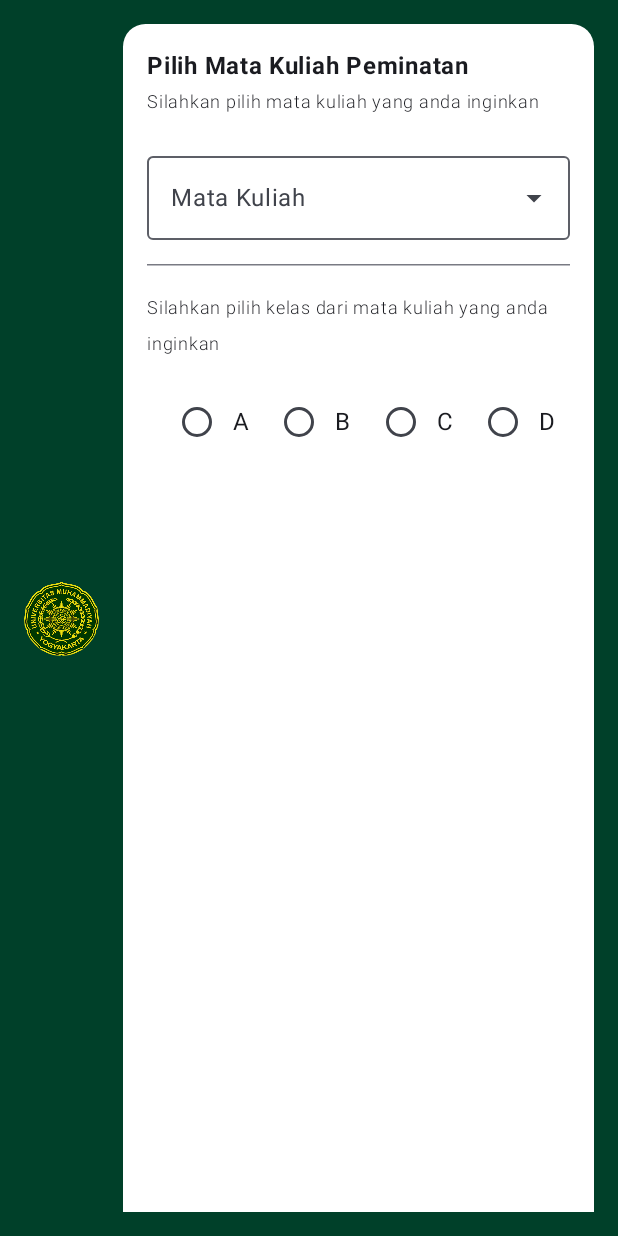
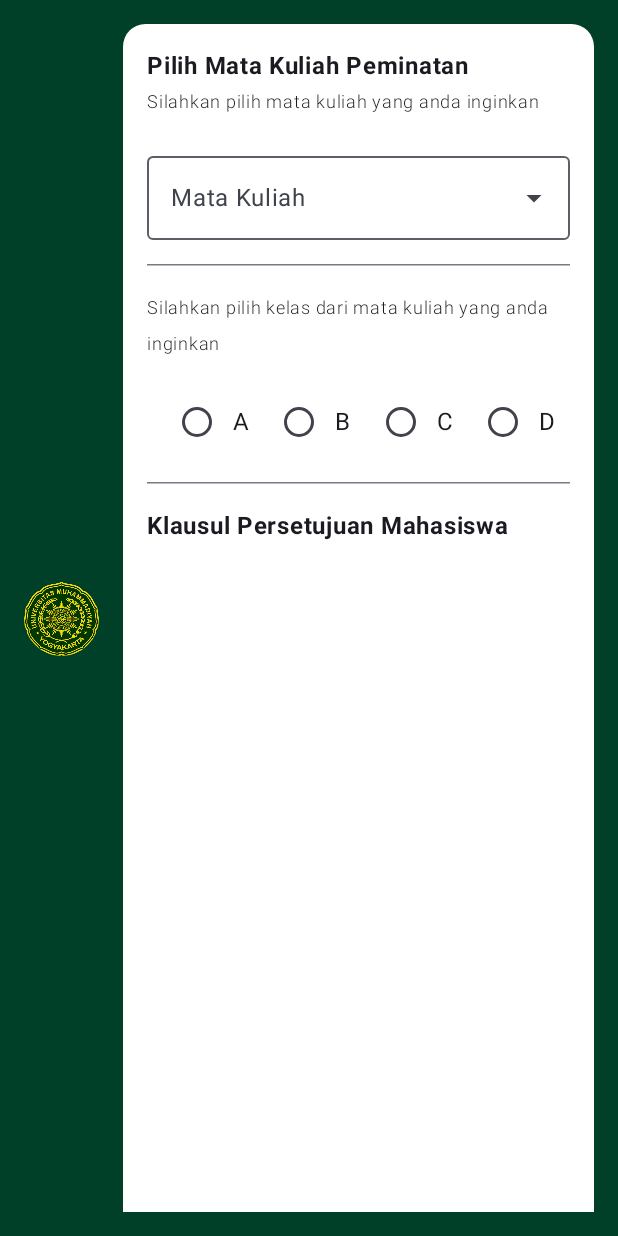
Before and after one commit to mddhafa/Quest6_064, an Android app built with Jetpack Compose: the composable RencanaStudyView shown on its own in the app's theme, on a phone screen of 412 x 824 dp. Run offline under Robolectric (Android 15) with nearby library versions, the phone set to English and light mode, and no system bars.

Commit message:
menambahkan spacer, horizonraldivider, text "Klausul Persetujuan Mahasiswa"

```diff
--- a/app/src/main/java/com/example/minggu7/ui/screen/RencanaStudyView.kt
+++ b/app/src/main/java/com/example/minggu7/ui/screen/RencanaStudyView.kt
@@ -136,6 +136,11 @@ fun RencanaStudyView(
                             }
                         }
                     }
+                    Spacer(modifier = Modifier.padding(8.dp))
+                    HorizontalDivider()
+                    Spacer(modifier = Modifier.padding(8.dp))
+                    Text(text = "Klausul Persetujuan Mahasiswa", fontWeight = FontWeight.Bold)
+
                 }
 
             }
```
